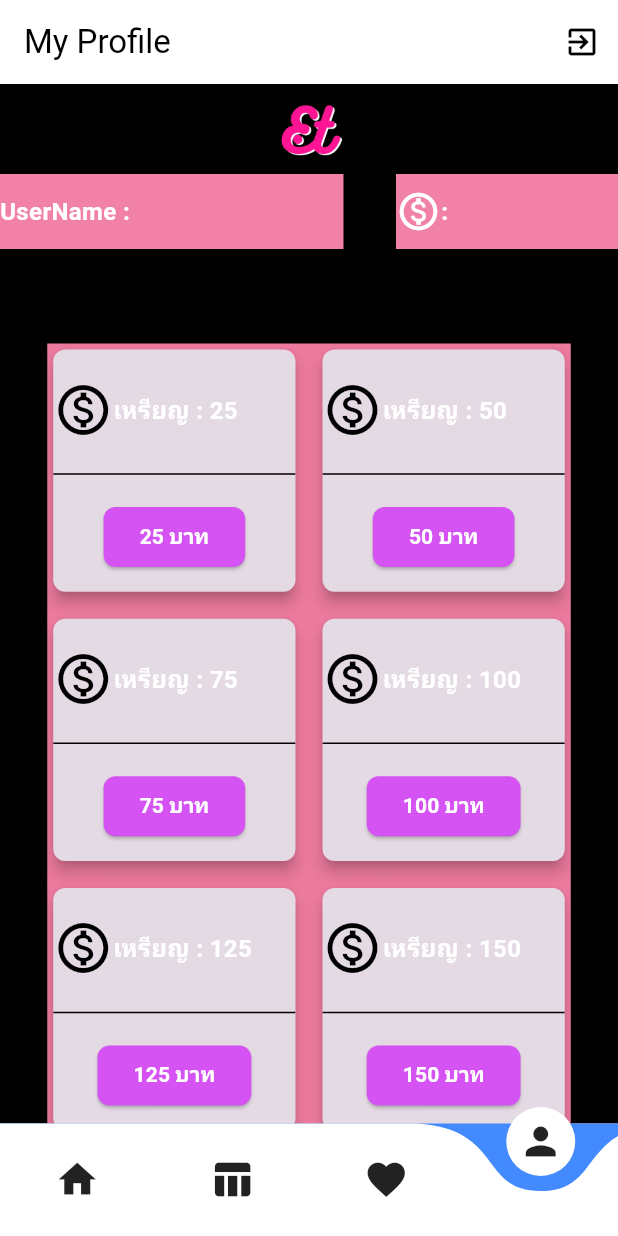
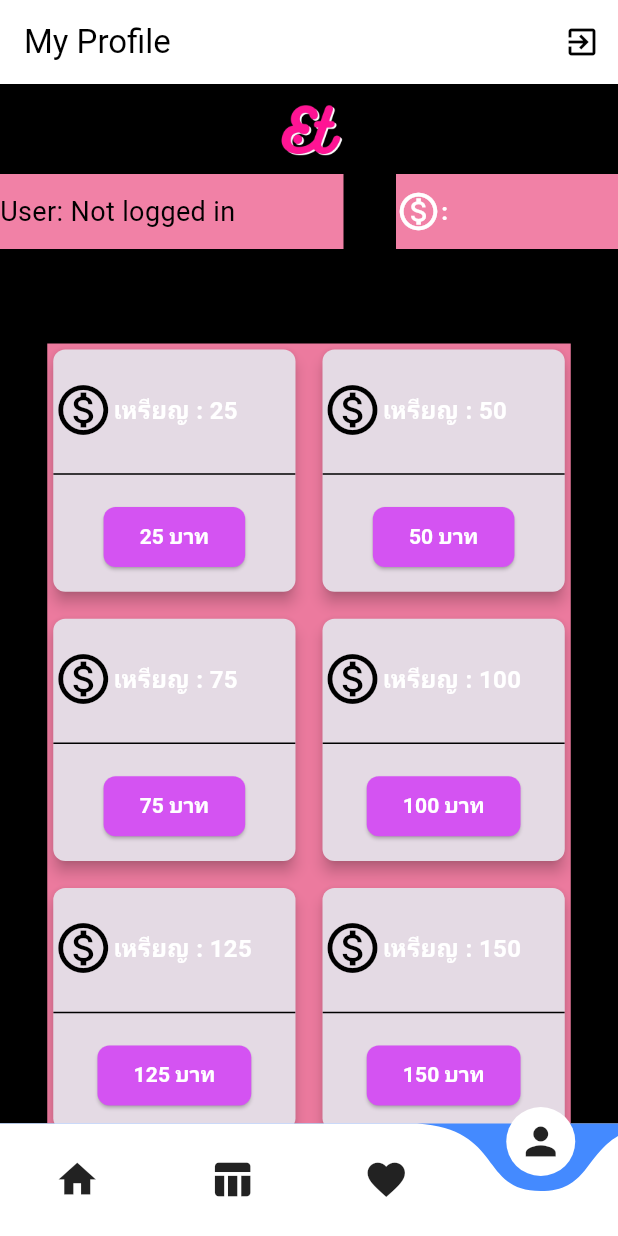
Before and after one commit to SuraramPimankham/Flutter_Mobile_EToon, a Flutter app: the screen it shows after launch, item 4 of the bottom bar chosen, on a phone screen of 412 x 824 dp. Run offline on Flutter 3.47's test engine with Material 2 defaults, Android fonts, the phone set to English and light mode, and no system bars; drawn by our look-alikes of curved_navigation_bar; our stand-ins replace cloud_firestore, firebase_auth, firebase_core, flip_card, flutter_login, font_awesome_flutter; accounts and stored records are empty; Roboto replaces fonts that are missing (Readex Pro).

Commit message:
ีupdate

```diff
--- a/lib/Pages/profilepage.dart
+++ b/lib/Pages/profilepage.dart
@@ -77,13 +77,8 @@ class _MyProfilePageState extends State<MyProfilePage> {
                           crossAxisAlignment: CrossAxisAlignment.center,
                           children: [
                             Text(
-                              'UserName : ',
-                              style: TextStyle(
-                                fontSize: 16,
-                                fontWeight: FontWeight.bold,
-                                color: Colors.white,
-                              ),
-                            ),
+                              'User: ${FirebaseAuth.instance.currentUser?.email ?? 'Not logged in'}',
+                              style: TextStyle(fontSize: 18),),
                           ],
                         ),
                       ),
```
